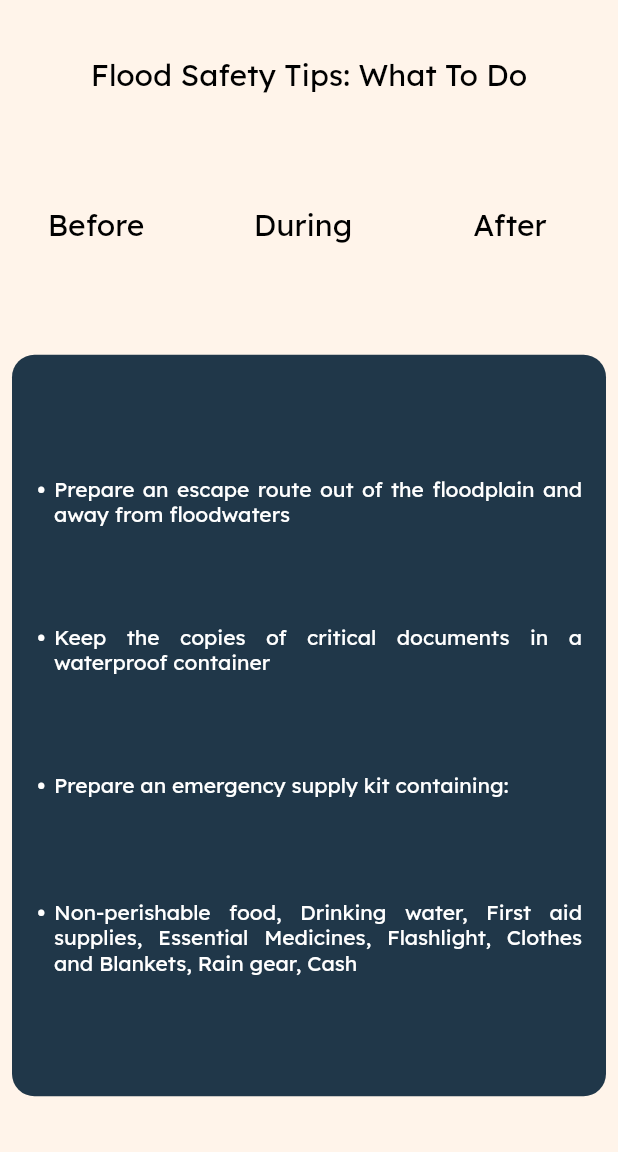
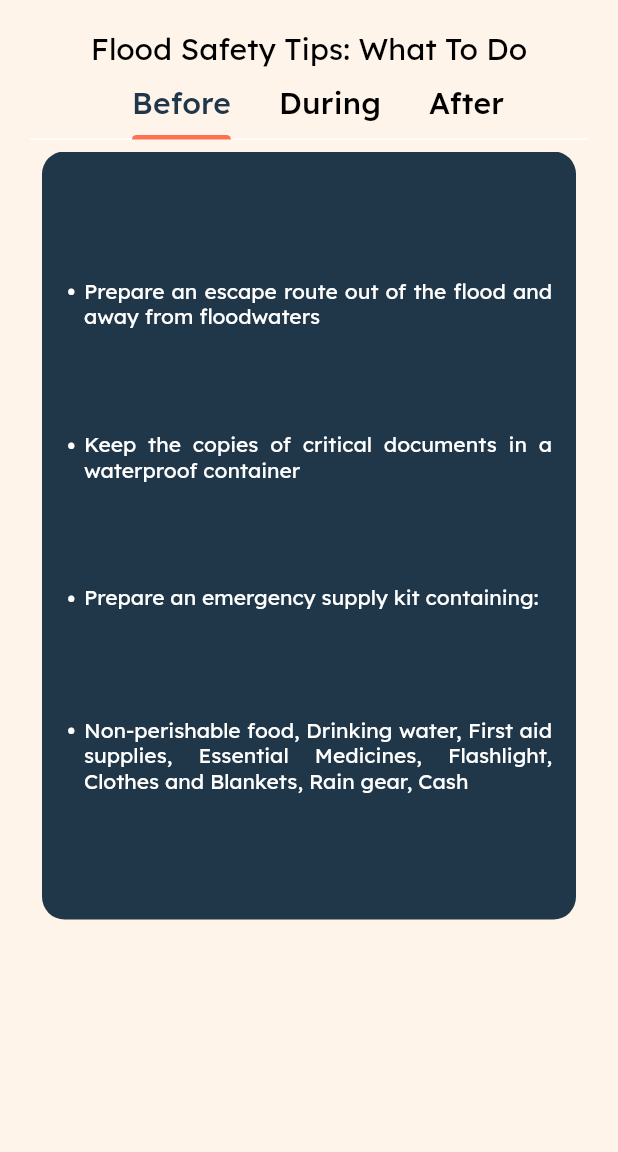
Before and after one commit to Daryl0101/my_rescue, a Flutter app: the SafetyGuidelinesPage screen opened directly, on a phone screen of 412 x 824 dp, the part 84-1236 px from its top. Run offline on Flutter 3.47's test engine with Material 2 defaults, Android fonts, the phone set to English and light mode, and no system bars; our stand-ins replace geocoding, geolocator, google_maps_flutter, weather_icons; network calls fail.

Commit message:
Improved UX for safety guidelines

```diff
--- a/lib/modules/screens/homepage.dart
+++ b/lib/modules/screens/homepage.dart
@@ -63,6 +63,11 @@ class _HomePageState extends State<HomePage> {
           }())
         ],
       ),
+      floatingActionButton: FloatingActionButton(
+        onPressed: () => setState(() {
+          showHelpButton = !showHelpButton;
+        }),
+      ),
     );
   }
 }
--- a/lib/modules/screens/safety-guidelines.dart
+++ b/lib/modules/screens/safety-guidelines.dart
@@ -1,4 +1,5 @@
 import 'package:flutter/material.dart';
+import 'package:my_rescue/config/themes/theme_config.dart';
 import 'package:my_rescue/widgets/app_bar.dart';
 import 'package:my_rescue/widgets/bullet.dart';
 
@@ -9,133 +10,96 @@ class SafetyGuidelinesPage extends StatefulWidget {
   State<SafetyGuidelinesPage> createState() => _SafetyGuidelinesPageState();
 }
 
-class _SafetyGuidelinesPageState extends State<SafetyGuidelinesPage> {
+class _SafetyGuidelinesPageState extends State<SafetyGuidelinesPage>
+    with TickerProviderStateMixin {
   bool visible_before = true;
   bool visible_current = false;
   bool visible_after = false;
+
+  late TabController _controller;
+
+  @override
+  void initState() {
+    super.initState();
+    _controller = TabController(length: 3, vsync: this);
+  }
+
+  @override
+  void dispose() {
+    _controller.dispose();
+    super.dispose();
+  }
 
   @override
   Widget build(BuildContext context) {
     return Scaffold(
       appBar: const UpperNavBar(),
       body: Container(
+        padding: const EdgeInsets.all(20),
         color: Theme.of(context).colorScheme.background,
         height: MediaQuery.of(context).size.height,
         width: MediaQuery.of(context).size.width,
         child: Column(
-            mainAxisAlignment: MainAxisAlignment.spaceEvenly,
-            children: <Widget>[
-              Container(
+          children: [
+            Flexible(
+              flex: 1,
               child: Text("Flood Safety Tips: What To Do",
                   style: Theme.of(context)
                       .textTheme
                       .titleLarge
                       ?.copyWith(color: Colors.black)
-                          .copyWith(fontSize: 20))),
-              Container(
-                height: 100,
-                child: ListView(
-                  scrollDirection: Axis.horizontal,
-                  children: <Widget>[
-                    Container(
-                      width: MediaQuery.of(context).size.width * 0.33,
-                      child: Center(
-                          child: ListTile(
-                        title: Text("Before",
-                            textAlign: TextAlign.center,
-                            style: Theme.of(context)
-                                .textTheme
-                                .displaySmall
-                                ?.copyWith(color: Colors.black)
-                                .copyWith(fontSize: 20).copyWith(decoration: visible_before ? TextDecoration.underline : TextDecoration.none)
+                      .copyWith(fontSize: 20)),
             ),
-                        onTap: () => {
-                          setState(() {
-                            visible_before = true;
-                            visible_current = false;
-                            visible_after = false;
-                          })
-                        },
-                      )),
+            Flexible(
+              flex: 1,
+              child: TabBar(controller: _controller, tabs: const [
+                Tab(
+                  text: "Before",
                 ),
-                    Container(
-                      width: MediaQuery.of(context).size.width * 0.34,
-                      child: Center(
-                          child: ListTile(
-                        title: Text("During",
-                            textAlign: TextAlign.center,
-                            style: Theme.of(context)
-                                .textTheme
-                                .displaySmall
-                                ?.copyWith(color: Colors.black)
-                                .copyWith(fontSize: 20).copyWith(decoration: visible_current ? TextDecoration.underline : TextDecoration.none)),
-                        onTap: () => {
-                          setState(() {
-                            visible_before = false;
-                            visible_current = true;
-                            visible_after = false;
-                          })
-                        },
-                      )),
+                Tab(
+                  text: "During",
                 ),
-                    Container(
-                      width: MediaQuery.of(context).size.width * 0.33,
-                      child: Center(
-                          child: ListTile(
-                        title: Text("After",
-                            textAlign: TextAlign.center,
-                            style: Theme.of(context)
-                                .textTheme
-                                .displaySmall
-                                ?.copyWith(color: Colors.black)
-                                .copyWith(fontSize: 20).copyWith(decoration: visible_after ? TextDecoration.underline : TextDecoration.none)),
-                        onTap: () => {
-                          setState(() {
-                            visible_before = false;
-                            visible_current = false;
-                            visible_after = true;
-                          })
-                        },
-                      )),
-                    ),
+                Tab(
+                  text: "After",
+                )
               ],
+              indicatorColor: myRescueOrange,
+              isScrollable: true,
+              labelStyle: Theme.of(context).textTheme.titleMedium,
+              labelColor: myRescueBlue,
               ),
             ),
-              Stack(
+            Expanded(
+              flex: 5,
+              child: Padding(
+                padding: const EdgeInsets.only(top: 8.0),
+                child: TabBarView(
+                  controller: _controller,
                   children: [
-                  Visibility(
-                      maintainSize: true,
-                      maintainAnimation: true,
-                      maintainState: true,
-                      visible: visible_before,
-                      child: Container(
+                    Container(
                       margin: const EdgeInsets.symmetric(horizontal: 8.0),
                       decoration: BoxDecoration(
-                            borderRadius:
-                                const BorderRadius.all(Radius.circular(15)),
+                        borderRadius: const BorderRadius.all(Radius.circular(15)),
                         color: Theme.of(context).colorScheme.primary,
                       ),
                       height: MediaQuery.of(context).size.height * 0.6,
+                      width: double.infinity,
                       alignment: Alignment.center,
                       child: BulletList(const [
-                            'Prepare an escape route out of the floodplain and away from floodwaters',
+                        'Prepare an escape route out of the flood and away from floodwaters',
                         'Keep the copies of critical documents in a waterproof container',
                         'Prepare an emergency supply kit containing:',
                         'Non-perishable food, Drinking water, First aid supplies, Essential Medicines, Flashlight, Clothes and Blankets, Rain gear, Cash'
-                          ]))),
-                  Visibility(
-                      maintainSize: true,
-                      maintainAnimation: true,
-                      maintainState: true,
-                      visible: visible_current,
-                      child: Container(
+                      ]),
+                    ),
+                    Container(
                       margin: const EdgeInsets.symmetric(horizontal: 8.0),
                       decoration: BoxDecoration(
-                            borderRadius:
-                                const BorderRadius.all(Radius.circular(15)),
+                        borderRadius: const BorderRadius.all(Radius.circular(15)),
                         color: Theme.of(context).colorScheme.primary,
                       ),
                       height: MediaQuery.of(context).size.height * 0.6,
+                      width: double.infinity,
                       alignment: Alignment.center,
                       child: BulletList(const [
                         'Evacuate immediately if told to do so',
@@ -147,20 +111,16 @@ class _SafetyGuidelinesPageState extends State<SafetyGuidelinesPage> {
                         'Do not drive through flooded area or around road with barriers',
                         'If your vehicle is trapped in rapidly moving water, try to stay in your vehicle. If water is uprising rapidly, seek refuge on the car roof.',
                         'Look out for animals especially wild animals that are hostile towards us.'
-                          ]))),
-                  Visibility(
-                      maintainSize: true,
-                      maintainAnimation: true,
-                      maintainState: true,
-                      visible: visible_after,
-                      child: Container(
+                      ]),
+                    ),
+                    Container(
                       margin: const EdgeInsets.symmetric(horizontal: 8.0),
                       decoration: BoxDecoration(
-                            borderRadius:
-                                const BorderRadius.all(Radius.circular(15)),
+                        borderRadius: const BorderRadius.all(Radius.circular(15)),
                         color: Theme.of(context).colorScheme.primary,
                       ),
                       height: MediaQuery.of(context).size.height * 0.6,
+                      width: double.infinity,
                       alignment: Alignment.center,
                       child: BulletList(const [
                         'Do not return home and follow instructions from the public safety officials',
@@ -171,11 +131,15 @@ class _SafetyGuidelinesPageState extends State<SafetyGuidelinesPage> {
                         'Remove wet and soggy items and dry them throughly',
                         'Clean and disinfect everything submerged in floodwater',
                         'Make a detailed list of all damaged or lost properties with photos to file a flood claim from insurance company'
-                          ]))),
-                ],
+                      ]),
                     )
                   ],
-          )),
+                ),
+              ),
+            )
+          ],
+        ),
+      ),
     );
   }
 }
```
Also changed, not shown: pubspec.lock, 1 other file. Lines whose indentation alone changed are shown as unchanged.
